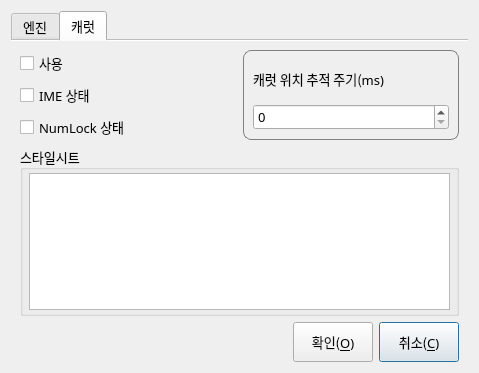
Before: the Qt Designer form src/ui/opt.ui in jgh0721/HyperIMECursor, drawn with Qt 5.
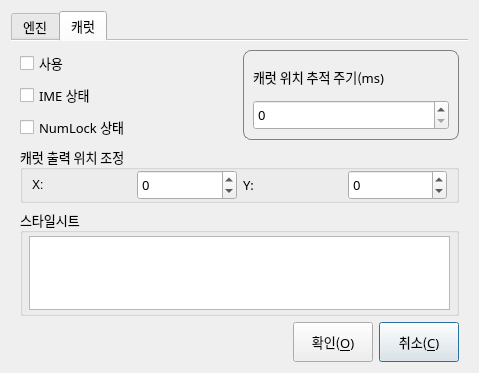
After: the same form once the commit is applied. The open tabs and pages were chosen to show the change.

Commit message: 캐럿 표시기를 출력할 때 OFFSET 를 지정할 수 있도록 개선

Patch:
```diff
--- a/src/ui/opt.ui
+++ b/src/ui/opt.ui
@@ -250,95 +250,6 @@
        <property name="bottomMargin">
         <number>0</number>
        </property>
-       <item row="0" column="0">
-        <widget class="QCheckBox" name="chkIsCaret">
-         <property name="font">
-          <font>
-           <family>Sarasa Mono K</family>
-           <pointsize>10</pointsize>
-           <stylestrategy>PreferAntialias</stylestrategy>
-           <hintingpreference>PreferFullHinting</hintingpreference>
-          </font>
-         </property>
-         <property name="text">
-          <string>사용</string>
-         </property>
-        </widget>
-       </item>
-       <item row="1" column="0">
-        <widget class="QCheckBox" name="chkIsCaretIME">
-         <property name="font">
-          <font>
-           <family>Sarasa Mono K</family>
-           <pointsize>10</pointsize>
-           <stylestrategy>PreferAntialias</stylestrategy>
-           <hintingpreference>PreferFullHinting</hintingpreference>
-          </font>
-         </property>
-         <property name="text">
-          <string>IME 상태</string>
-         </property>
-        </widget>
-       </item>
-       <item row="2" column="0">
-        <widget class="QCheckBox" name="chkIsCaretNumlock">
-         <property name="font">
-          <font>
-           <family>Sarasa Mono K</family>
-           <pointsize>10</pointsize>
-           <stylestrategy>PreferAntialias</stylestrategy>
-           <hintingpreference>PreferFullHinting</hintingpreference>
-          </font>
-         </property>
-         <property name="text">
-          <string>NumLock 상태</string>
-         </property>
-        </widget>
-       </item>
-       <item row="3" column="0" colspan="2">
-        <widget class="QGroupBox" name="groupBox_3">
-         <property name="font">
-          <font>
-           <family>Sarasa Mono K</family>
-           <pointsize>10</pointsize>
-           <stylestrategy>PreferAntialias</stylestrategy>
-           <hintingpreference>PreferFullHinting</hintingpreference>
-          </font>
-         </property>
-         <property name="title">
-          <string>스타일시트</string>
-         </property>
-         <property name="flat">
-          <bool>true</bool>
-         </property>
-         <layout class="QVBoxLayout" name="verticalLayout_5">
-          <property name="leftMargin">
-           <number>6</number>
-          </property>
-          <property name="topMargin">
-           <number>3</number>
-          </property>
-          <property name="rightMargin">
-           <number>6</number>
-          </property>
-          <property name="bottomMargin">
-           <number>3</number>
-          </property>
-          <item>
-           <widget class="QPlainTextEdit" name="edtCaretStyleSheet">
-            <property name="font">
-             <font>
-              <family>Sarasa Mono K</family>
-              <pointsize>10</pointsize>
-              <stylestrategy>PreferAntialias</stylestrategy>
-              <hintingpreference>PreferFullHinting</hintingpreference>
-             </font>
-            </property>
-           </widget>
-          </item>
-         </layout>
-        </widget>
-       </item>
        <item row="0" column="1" rowspan="3">
         <widget class="QFrame" name="frmCaretPolling">
          <property name="styleSheet">
@@ -369,7 +280,7 @@
             <property name="minimumSize">
              <size>
               <width>0</width>
-              <height>26</height>
+              <height>30</height>
              </size>
             </property>
             <property name="font">
@@ -388,6 +299,219 @@
          </layout>
         </widget>
        </item>
+       <item row="4" column="0" colspan="2">
+        <widget class="QGroupBox" name="grpCaretStyleSheet">
+         <property name="font">
+          <font>
+           <family>Sarasa Mono K</family>
+           <pointsize>10</pointsize>
+           <stylestrategy>PreferAntialias</stylestrategy>
+           <hintingpreference>PreferFullHinting</hintingpreference>
+          </font>
+         </property>
+         <property name="title">
+          <string>스타일시트</string>
+         </property>
+         <property name="flat">
+          <bool>true</bool>
+         </property>
+         <layout class="QVBoxLayout" name="verticalLayout_5">
+          <property name="leftMargin">
+           <number>6</number>
+          </property>
+          <property name="topMargin">
+           <number>3</number>
+          </property>
+          <property name="rightMargin">
+           <number>6</number>
+          </property>
+          <property name="bottomMargin">
+           <number>3</number>
+          </property>
+          <item>
+           <widget class="QPlainTextEdit" name="edtCaretStyleSheet">
+            <property name="font">
+             <font>
+              <family>Sarasa Mono K</family>
+              <pointsize>10</pointsize>
+              <stylestrategy>PreferAntialias</stylestrategy>
+              <hintingpreference>PreferFullHinting</hintingpreference>
+             </font>
+            </property>
+           </widget>
+          </item>
+         </layout>
+        </widget>
+       </item>
+       <item row="0" column="0">
+        <widget class="QCheckBox" name="chkIsCaret">
+         <property name="font">
+          <font>
+           <family>Sarasa Mono K</family>
+           <pointsize>10</pointsize>
+           <stylestrategy>PreferAntialias</stylestrategy>
+           <hintingpreference>PreferFullHinting</hintingpreference>
+          </font>
+         </property>
+         <property name="text">
+          <string>사용</string>
+         </property>
+        </widget>
+       </item>
+       <item row="2" column="0">
+        <widget class="QCheckBox" name="chkIsCaretNumlock">
+         <property name="font">
+          <font>
+           <family>Sarasa Mono K</family>
+           <pointsize>10</pointsize>
+           <stylestrategy>PreferAntialias</stylestrategy>
+           <hintingpreference>PreferFullHinting</hintingpreference>
+          </font>
+         </property>
+         <property name="text">
+          <string>NumLock 상태</string>
+         </property>
+        </widget>
+       </item>
+       <item row="1" column="0">
+        <widget class="QCheckBox" name="chkIsCaretIME">
+         <property name="font">
+          <font>
+           <family>Sarasa Mono K</family>
+           <pointsize>10</pointsize>
+           <stylestrategy>PreferAntialias</stylestrategy>
+           <hintingpreference>PreferFullHinting</hintingpreference>
+          </font>
+         </property>
+         <property name="text">
+          <string>IME 상태</string>
+         </property>
+        </widget>
+       </item>
+       <item row="3" column="0" colspan="2">
+        <widget class="QGroupBox" name="frmCaretPosOffset">
+         <property name="font">
+          <font>
+           <family>Sarasa Mono K</family>
+           <pointsize>10</pointsize>
+           <stylestrategy>PreferAntialias</stylestrategy>
+           <hintingpreference>PreferFullHinting</hintingpreference>
+          </font>
+         </property>
+         <property name="styleSheet">
+          <string notr="true">QFrame#frmCaretPosOffset
+{ 
+	border: 1px solid gray; 
+	border-radius: 8px;
+}</string>
+         </property>
+         <property name="title">
+          <string>캐럿 출력 위치 조정</string>
+         </property>
+         <property name="flat">
+          <bool>true</bool>
+         </property>
+         <layout class="QHBoxLayout" name="horizontalLayout_2">
+          <property name="topMargin">
+           <number>0</number>
+          </property>
+          <property name="bottomMargin">
+           <number>0</number>
+          </property>
+          <item>
+           <widget class="QLabel" name="label_5">
+            <property name="minimumSize">
+             <size>
+              <width>0</width>
+              <height>30</height>
+             </size>
+            </property>
+            <property name="font">
+             <font>
+              <stylestrategy>PreferAntialias</stylestrategy>
+              <hintingpreference>PreferFullHinting</hintingpreference>
+             </font>
+            </property>
+            <property name="text">
+             <string>X:</string>
+            </property>
+           </widget>
+          </item>
+          <item>
+           <widget class="QSpinBox" name="spbCaretOffsetX">
+            <property name="minimumSize">
+             <size>
+              <width>0</width>
+              <height>30</height>
+             </size>
+            </property>
+            <property name="font">
+             <font>
+              <family>Sarasa Mono K</family>
+              <pointsize>10</pointsize>
+              <stylestrategy>PreferAntialias</stylestrategy>
+              <hintingpreference>PreferFullHinting</hintingpreference>
+             </font>
+            </property>
+            <property name="prefix">
+             <string/>
+            </property>
+            <property name="minimum">
+             <number>-9999</number>
+            </property>
+            <property name="maximum">
+             <number>9999</number>
+            </property>
+           </widget>
+          </item>
+          <item>
+           <widget class="QLabel" name="label_6">
+            <property name="minimumSize">
+             <size>
+              <width>0</width>
+              <height>30</height>
+             </size>
+            </property>
+            <property name="font">
+             <font>
+              <family>Sarasa Mono K</family>
+              <pointsize>10</pointsize>
+              <stylestrategy>PreferAntialias</stylestrategy>
+              <hintingpreference>PreferFullHinting</hintingpreference>
+             </font>
+            </property>
+            <property name="text">
+             <string>Y:</string>
+            </property>
+           </widget>
+          </item>
+          <item>
+           <widget class="QSpinBox" name="spbCaretOffsetY">
+            <property name="minimumSize">
+             <size>
+              <width>0</width>
+              <height>30</height>
+             </size>
+            </property>
+            <property name="font">
+             <font>
+              <family>Sarasa Mono K</family>
+              <pointsize>10</pointsize>
+              <stylestrategy>PreferAntialias</stylestrategy>
+              <hintingpreference>PreferFullHinting</hintingpreference>
+             </font>
+            </property>
+            <property name="minimum">
+             <number>-9999</number>
+            </property>
+            <property name="maximum">
+             <number>9999</number>
+            </property>
+           </widget>
+          </item>
+         </layout>
+        </widget>
+       </item>
       </layout>
      </widget>
     </widget>
```
The commit also changes 4 other files.
